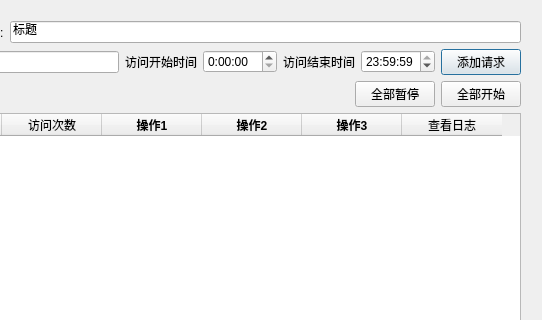
This is QtHttpTest/MainDialog.ui in liyoung1992/QtHttpClient as Qt 5 draws it before an edit; both pictures show x 620 to 1162 and y 0 to 320 of the 1162 by 629 pixel window. The edited form follows.
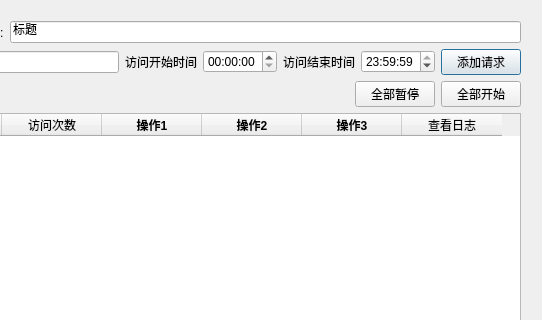
This is the edited form.

The edit to the form file:
```diff
--- a/QtHttpTest/MainDialog.ui
+++ b/QtHttpTest/MainDialog.ui
@@ -100,7 +100,7 @@
        <item>
         <widget class="QTimeEdit" name="startTimeEdit">
          <property name="displayFormat">
-          <string>H:mm:ss</string>
+          <string>HH:mm:ss</string>
          </property>
          <property name="time">
           <time>
```
